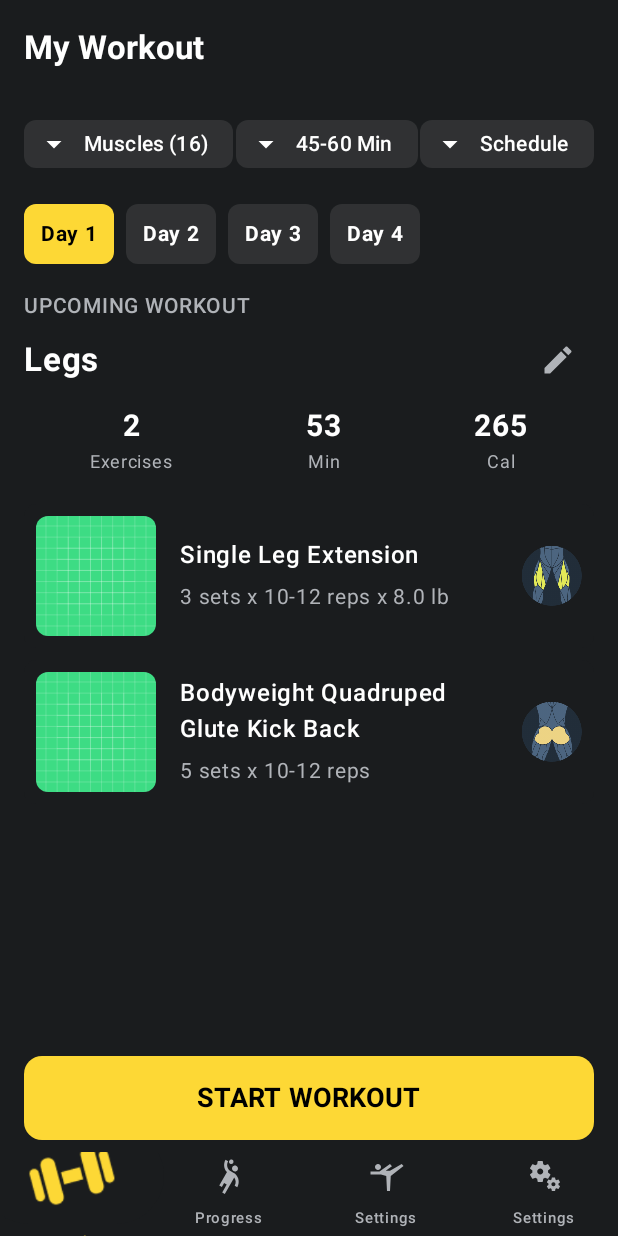
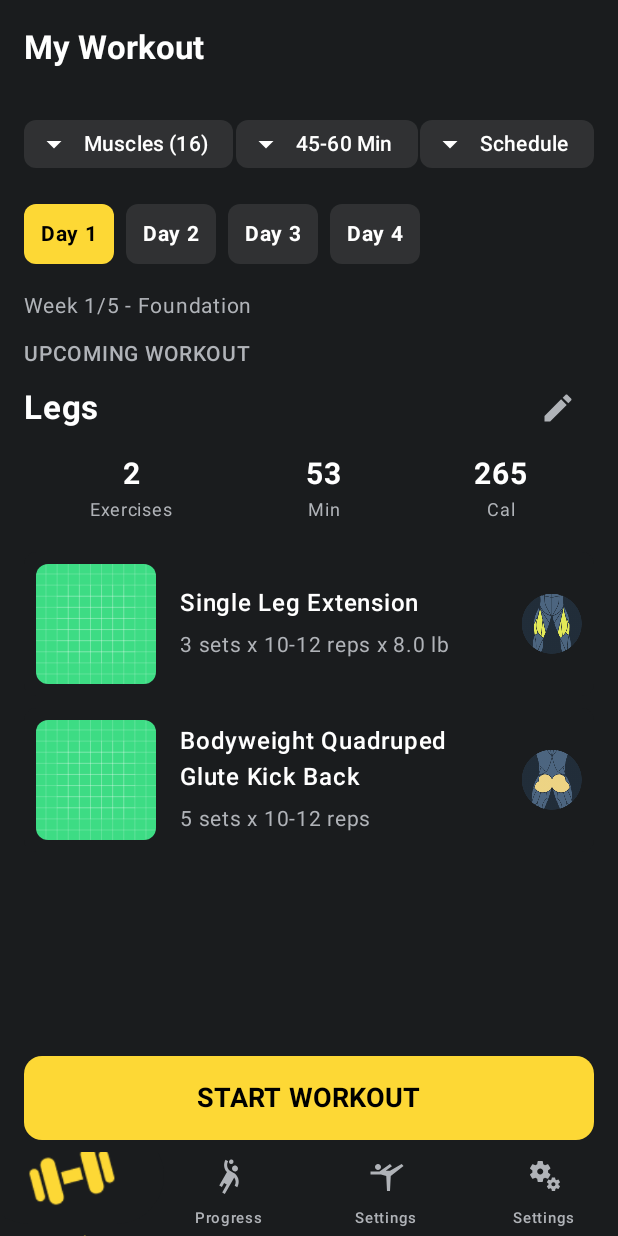
Before and after one commit to ilya3a/FitnessUI, an Android app built with Jetpack Compose: the screen it shows after launch (MainActivity), on a phone screen of 412 x 824 dp. Run offline under Robolectric (Android 15) with nearby library versions, the phone set to English and light mode, and no system bars.

```diff
--- a/app/src/main/java/com/yoyo/fitnessui/ui/components/BottomNavigationBar.kt
+++ b/app/src/main/java/com/yoyo/fitnessui/ui/components/BottomNavigationBar.kt
@@ -9,10 +9,12 @@ import androidx.compose.material3.Text
 import androidx.compose.runtime.Composable
 import androidx.compose.ui.Modifier
 import androidx.compose.ui.res.painterResource
+import androidx.compose.ui.tooling.preview.Preview
 import androidx.compose.ui.unit.dp
 import androidx.compose.ui.unit.sp
 import com.yoyo.fitnessui.R
 import com.yoyo.fitnessui.ui.theme.DarkBackground
+import com.yoyo.fitnessui.ui.theme.FitnessUITheme
 import com.yoyo.fitnessui.ui.theme.LightGrayishBlue
 import com.yoyo.fitnessui.ui.theme.PrimaryYellow
 
@@ -22,7 +24,12 @@ import com.yoyo.fitnessui.ui.theme.PrimaryYellow
  * In a full app, this would handle actual navigation.
  */
 @Composable
-fun BottomNavigationBar() {
+fun BottomNavigationBar(
+    onMyWorkoutClick: () -> Unit,
+    onExerciseClick: () -> Unit,
+    onProgressClick: () -> Unit,
+    onSettingsClick: () -> Unit
+) {
     NavigationBar(
         containerColor = DarkBackground, // Dark background for the navigation bar
         modifier = Modifier.height(56.dp)
@@ -30,7 +37,7 @@ fun BottomNavigationBar() {
         // Placeholder Navigation Items
         NavigationBarItem(
             selected = true, // Example: "My Workout" is selected
-            onClick = { /* TODO: Implement navigation logic */ },
+            onClick = { onMyWorkoutClick() },
             icon = { Icon(painterResource(id = R.drawable.workout), contentDescription = "My Workout", tint = PrimaryYellow) }, // Replace with actual icons
             label = { Text("My Workout", color = PrimaryYellow, fontSize = 10.sp) },
             colors = NavigationBarItemDefaults.colors(
@@ -39,21 +46,33 @@ fun BottomNavigationBar() {
         )
         NavigationBarItem(
             selected = false,
-            onClick = { /* TODO: Implement navigation logic */ },
+            onClick = { onExerciseClick() },
             icon = { Icon(painterResource(id = R.drawable.ic_sports_handball), contentDescription = "Exercise", tint = LightGrayishBlue) }, // Replace with actual icons
             label = { Text("Progress", color = LightGrayishBlue, fontSize = 10.sp) }
         )
         NavigationBarItem(
             selected = false,
-            onClick = { /* TODO: Implement navigation logic */ },
+            onClick = { onProgressClick() },
             icon = { Icon(painterResource(id = R.drawable.ic_sports_gymnastic), contentDescription = "Progress", tint = LightGrayishBlue) }, // Replace with actual icons
             label = { Text("Settings", color = LightGrayishBlue, fontSize = 10.sp) }
         )
         NavigationBarItem(
             selected = false,
-            onClick = { /* TODO: Implement navigation logic */ },
+            onClick = { onSettingsClick() },
             icon = { Icon(painterResource(id = R.drawable.ic_settings), contentDescription = "Settings", tint = LightGrayishBlue) }, // Replace with actual icons
             label = { Text("Settings", color = LightGrayishBlue, fontSize = 10.sp) }
         )
     }
 }
+@Preview(showBackground = true)
+@Composable
+fun BottomNavigationBarPreview() {
+    FitnessUITheme {
+        BottomNavigationBar(
+            onMyWorkoutClick = {},
+            onProgressClick = {},
+            onExerciseClick = {},
+            onSettingsClick = {}
+        )
+    }
+}
--- a/app/src/main/java/com/yoyo/fitnessui/ui/components/WorkoutSummarySection.kt
+++ b/app/src/main/java/com/yoyo/fitnessui/ui/components/WorkoutSummarySection.kt
@@ -24,9 +24,10 @@ import com.yoyo.fitnessui.ui.theme.DarkBackground
  * Includes "UPCOMING WORKOUT" header, muscle group, edit icon, and summary items.
  *
  * @param currentWorkoutDay The [WorkoutDay] object containing current workout details, can be null.
+ * @param onEditClick Lambda invoked when the edit icon is clicked.
  */
 @Composable
-fun WorkoutSummarySection(currentWorkoutDay: WorkoutDay?) {
+fun WorkoutSummarySection(currentWorkoutDay: WorkoutDay?, onEditClick: () -> Unit) {
     // UPCOMING WORKOUT Section header
     Text(
         text = "UPCOMING WORKOUT",
@@ -47,7 +48,7 @@ fun WorkoutSummarySection(currentWorkoutDay: WorkoutDay?) {
             fontWeight = FontWeight.Bold
         )
         // Edit workout icon button
-        IconButton(onClick = { /* TODO: handle edit workout action */ }) {
+        IconButton(onClick = onEditClick) { // Use the provided onClick lambda
             Icon(
                 imageVector = Icons.Default.Edit,
                 contentDescription = "Edit Workout",
@@ -93,13 +94,13 @@ fun WorkoutSummaryItem(value: String, label: String) {
 fun WorkoutSummarySectionPreview() {
     FitnessUITheme {
         // Provide mock data for preview
-        val mockWorkoutDay = WorkoutDay(
+        val mockWorkoutDay = com.yoyo.fitnessui.data.model.WorkoutDay(
             day = 1,
             workout = listOf(
                 com.yoyo.fitnessui.data.model.Exercise(1, "Mock Exercise 1", "exc_t_159_ronals.jpg", "Chest", "Muscle Groups 1.png", 3, "8-10", "100")
             )
         )
-        WorkoutSummarySection(currentWorkoutDay = mockWorkoutDay)
+        WorkoutSummarySection(currentWorkoutDay = mockWorkoutDay, onEditClick = {})
     }
 }
 
@@ -107,6 +108,6 @@ fun WorkoutSummarySectionPreview() {
 @Composable
 fun WorkoutSummarySectionEmptyPreview() {
     FitnessUITheme {
-        WorkoutSummarySection(currentWorkoutDay = null)
+        WorkoutSummarySection(currentWorkoutDay = null, onEditClick = {})
     }
 }
--- a/app/src/main/java/com/yoyo/fitnessui/ui/components/WorkoutTopSection.kt
+++ b/app/src/main/java/com/yoyo/fitnessui/ui/components/WorkoutTopSection.kt
@@ -21,18 +21,26 @@ import com.yoyo.fitnessui.ui.theme.FitnessUITheme
 
 /**
  * Composable for the top section of the workout screen, containing filter chips.
+ *
+ * @param onMusclesClick Lambda invoked when the "Muscles" filter is clicked.
+ * @param onTimeClick Lambda invoked when the "45-60 Min" filter is clicked.
+ * @param onScheduleClick Lambda invoked when the "Schedule" filter is clicked.
  */
 @OptIn(ExperimentalMaterial3Api::class)
 @Composable
-fun WorkoutTopSection() {
+fun WorkoutTopSection(
+    onMusclesClick: () -> Unit,
+    onTimeClick: () -> Unit,
+    onScheduleClick: () -> Unit
+) {
     Row(
         modifier = Modifier.fillMaxWidth(),
         horizontalArrangement = Arrangement.SpaceBetween,
         verticalAlignment = Alignment.CenterVertically
     ) {
-        FilterChip(text = "Muscles (16)", icon = Icons.Default.ArrowDropDown)
-        FilterChip(text = "45-60 Min", icon = Icons.Default.ArrowDropDown)
-        FilterChip(text = "Schedule", icon = Icons.Default.ArrowDropDown)
+        FilterChip(text = "Muscles (16)", icon = Icons.Default.ArrowDropDown, onClick = onMusclesClick)
+        FilterChip(text = "45-60 Min", icon = Icons.Default.ArrowDropDown, onClick = onTimeClick)
+        FilterChip(text = "Schedule", icon = Icons.Default.ArrowDropDown, onClick = onScheduleClick)
     }
 }
 
@@ -42,12 +50,13 @@ fun WorkoutTopSection() {
  *
  * @param text The text to display on the chip.
  * @param icon The leading icon for the chip.
+ * @param onClick Lambda invoked when the chip is clicked.
  */
 @OptIn(ExperimentalMaterial3Api::class)
 @Composable
-fun FilterChip(text: String, icon: ImageVector) {
+fun FilterChip(text: String, icon: ImageVector, onClick: () -> Unit) {
     AssistChip(
-        onClick = { /* TODO: Handle filter click */ },
+        onClick = onClick, // Use the provided onClick lambda
         label = {
             Text(text = text, color = Color.White)
         },
@@ -69,6 +78,6 @@ fun FilterChip(text: String, icon: ImageVector) {
 @Composable
 fun WorkoutTopSectionPreview() {
     FitnessUITheme {
-        WorkoutTopSection()
+        WorkoutTopSection(onMusclesClick = {}, onTimeClick = {}, onScheduleClick = {})
     }
 }
--- a/app/src/main/java/com/yoyo/fitnessui/ui/screens/WorkoutScreen.kt
+++ b/app/src/main/java/com/yoyo/fitnessui/ui/screens/WorkoutScreen.kt
@@ -22,6 +22,9 @@ import com.yoyo.fitnessui.ui.components.StartWorkoutButton
 import com.yoyo.fitnessui.ui.theme.FitnessUITheme
 import com.yoyo.fitnessui.ui.theme.DarkBackground
 import com.yoyo.fitnessui.ui.theme.LightGrayishBlue
+import androidx.compose.ui.platform.LocalContext // Import LocalContext
+import android.widget.Toast // Import Toast
+import androidx.compose.ui.unit.sp
 
 
 /**
@@ -36,6 +39,7 @@ fun MyWorkoutScreen(viewModel: WorkoutViewModel) {
     // Collect state from ViewModel to trigger UI recomposition on data changes
     val currentWorkoutDay by viewModel.currentWorkoutDay.collectAsState()
     val selectedDay by viewModel.selectedDay.collectAsState()
+    val context = LocalContext.current // Get context for Toast messages
 
     Scaffold(
         topBar = {
@@ -54,7 +58,13 @@ fun MyWorkoutScreen(viewModel: WorkoutViewModel) {
         },
         containerColor = DarkBackground,
         bottomBar = {
-            BottomNavigationBar()
+            // Pass context and define basic click handlers for navigation items
+            BottomNavigationBar(
+                onMyWorkoutClick = { Toast.makeText(context, "My Workout clicked", Toast.LENGTH_SHORT).show() },
+                onProgressClick = { Toast.makeText(context, "Progress clicked", Toast.LENGTH_SHORT).show() },
+                onExerciseClick = { Toast.makeText(context, "Exercise clicked", Toast.LENGTH_SHORT).show() },
+                onSettingsClick = { Toast.makeText(context, "Settings clicked", Toast.LENGTH_SHORT).show() }
+            )
         }
     ) { paddingValues ->
         Column(
@@ -65,8 +75,12 @@ fun MyWorkoutScreen(viewModel: WorkoutViewModel) {
         ) {
             Spacer(modifier = Modifier.height(8.dp))
 
-            // Top section with filter chips
-            WorkoutTopSection() // Extracted component
+            // Top section with filter chips, pass click handlers
+            WorkoutTopSection(
+                onMusclesClick = { Toast.makeText(context, "Muscles filter clicked", Toast.LENGTH_SHORT).show() },
+                onTimeClick = { Toast.makeText(context, "Time filter clicked", Toast.LENGTH_SHORT).show() },
+                onScheduleClick = { Toast.makeText(context, "Schedule filter clicked", Toast.LENGTH_SHORT).show() }
+            )
 
             Spacer(modifier = Modifier.height(16.dp))
 
@@ -74,9 +88,21 @@ fun MyWorkoutScreen(viewModel: WorkoutViewModel) {
             DaySelector(selectedDay = selectedDay, onDaySelected = { viewModel.selectDay(it) })
 
             Spacer(modifier = Modifier.height(16.dp))
+            // Week X/Y - Foundation text
+            Text(
+                text = "Week 1/5 - Foundation",
+                color = LightGrayishBlue,
+                fontSize = 14.sp,
+                modifier = Modifier.fillMaxWidth()
+            )
 
-            // Workout summary section (Upcoming workout header, muscle group, edit icon, summary items)
-            WorkoutSummarySection(currentWorkoutDay = currentWorkoutDay) // Extracted component
+            Spacer(modifier = Modifier.height(8.dp)) // Small space between week text and day selector
+
+            // Workout summary section
+            WorkoutSummarySection(
+                currentWorkoutDay = currentWorkoutDay,
+                onEditClick = { Toast.makeText(context, "Edit Workout clicked", Toast.LENGTH_SHORT).show() }
+            )
 
             Spacer(modifier = Modifier.height(16.dp))
 
@@ -104,7 +130,7 @@ fun MyWorkoutScreen(viewModel: WorkoutViewModel) {
             Spacer(modifier = Modifier.height(16.dp))
 
             // Start Workout Button
-            StartWorkoutButton(onClick = { /* TODO: Handle start workout action */ }) // Extracted component
+            StartWorkoutButton(onClick = { Toast.makeText(context, "START WORKOUT clicked!", Toast.LENGTH_SHORT).show() })
 
             Spacer(modifier = Modifier.height(8.dp))
         }
--- /dev/null
+++ b/app/src/main/res/drawable/ic_exercieses.xml
@@ -0,0 +1,5 @@
+<vector xmlns:android="http://schemas.android.com/apk/res/android" android:height="24dp" android:tint="#000000" android:viewportHeight="24" android:viewportWidth="24" android:width="24dp">
+
+    <path android:fillColor="@android:color/white" android:pathData="M22,7h-9v2h9V7zM22,15h-9v2h9V15zM5.54,11L2,7.46l1.41,-1.41l2.12,2.12l4.24,-4.24l1.41,1.41L5.54,11zM5.54,19L2,15.46l1.41,-1.41l2.12,2.12l4.24,-4.24l1.41,1.41L5.54,19z"/>
+
+</vector>
--- /dev/null
+++ b/app/src/main/res/drawable/ic_time.xml
@@ -0,0 +1,5 @@
+<vector xmlns:android="http://schemas.android.com/apk/res/android" android:height="24dp" android:tint="#000000" android:viewportHeight="24" android:viewportWidth="24" android:width="24dp">
+
+    <path android:fillColor="@android:color/white" android:pathData="M11.99,2C6.47,2 2,6.48 2,12s4.47,10 9.99,10C17.52,22 22,17.52 22,12S17.52,2 11.99,2zM15.29,16.71L11,12.41V7h2v4.59l3.71,3.71L15.29,16.71z"/>
+
+</vector>
```
Also changed, not shown: app/src/main/res/drawable/ic_cal.xml (added, +9 -0 lines).
